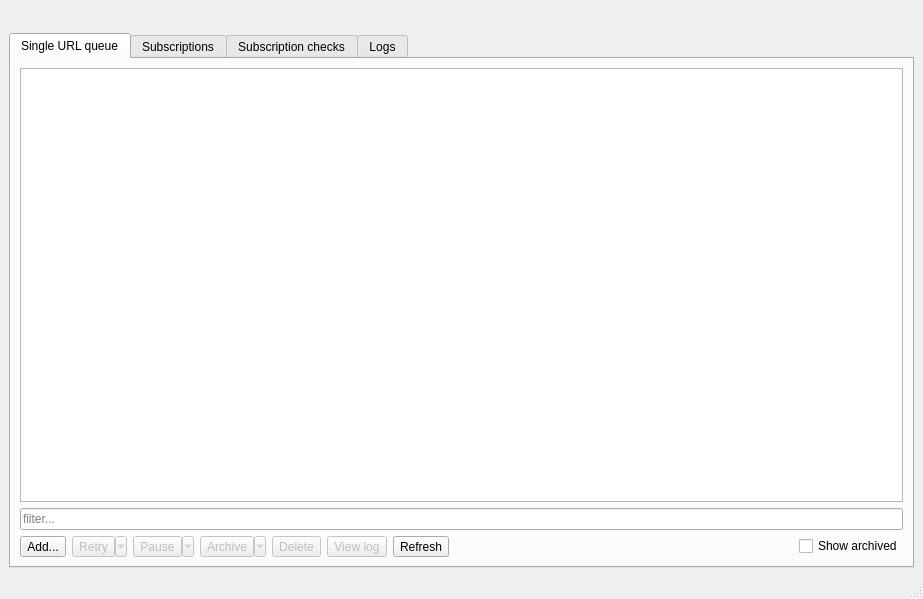
Above: src/hydownloader-systray/mainwindow.ui from thatfuckingbird/hydownloader-systray before the change. Below: the same form after it.
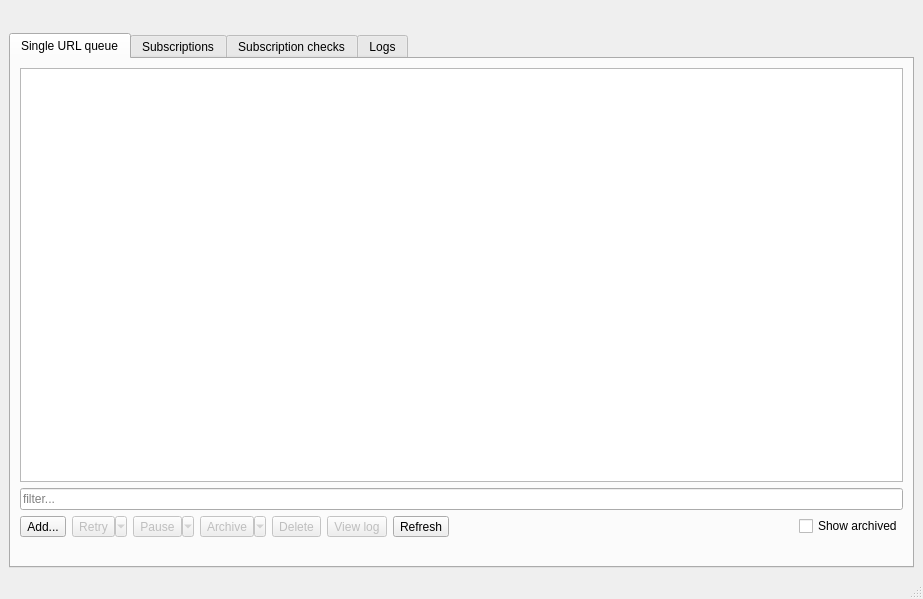
That is the form after the change.

Commit message: show number of all/selected items

Patch:
```diff
--- a/src/hydownloader-systray/mainwindow.ui
+++ b/src/hydownloader-systray/mainwindow.ui
@@ -171,6 +171,16 @@
           </item>
          </layout>
         </item>
+        <item>
+         <widget class="QLabel" name="urlsLabel">
+          <property name="text">
+           <string/>
+          </property>
+          <property name="alignment">
+           <set>Qt::AlignRight|Qt::AlignTrailing|Qt::AlignVCenter</set>
+          </property>
+         </widget>
+        </item>
        </layout>
       </widget>
       <widget class="QWidget" name="subsTab">
```
Left out of the diff: 20 changed lines with no effect on the pictures. The commit also changes 2 other files.
